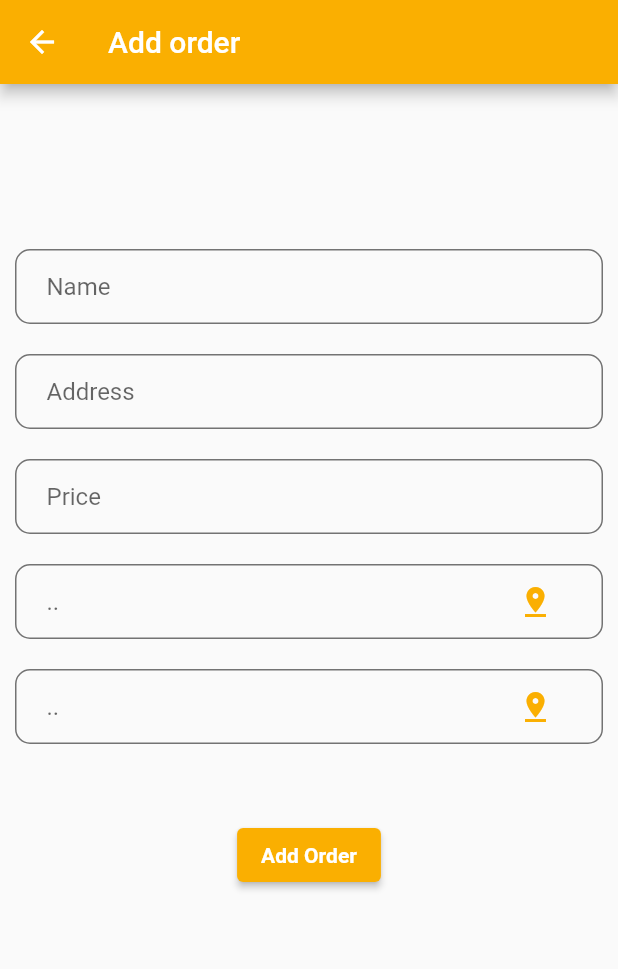
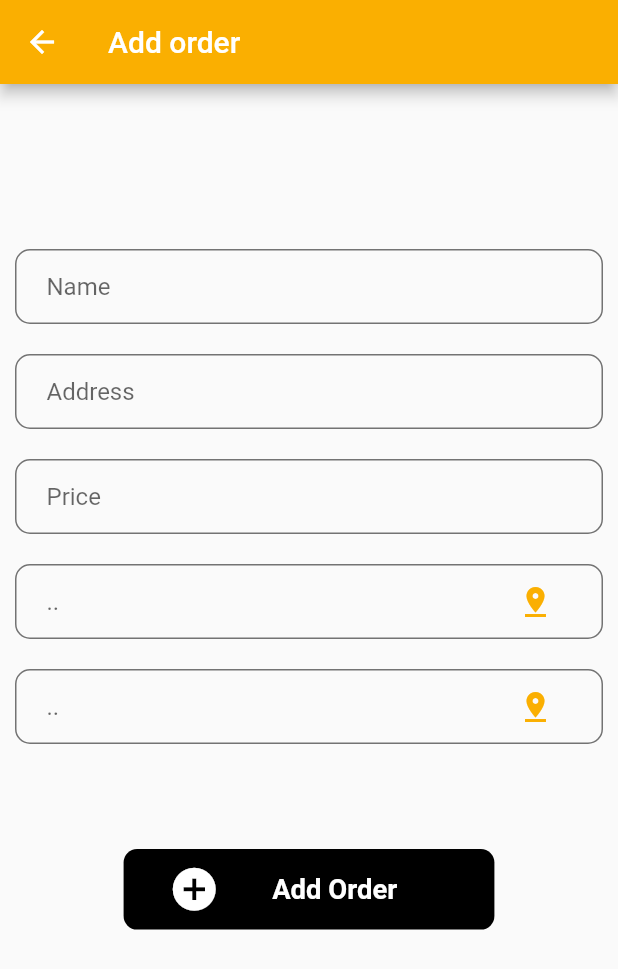
Before and after one commit to aminovicnouri/handover, a Flutter app: the AddOrderScreen screen opened by its route, on a phone screen of 412 x 824 dp. Shown: the top 969 px of the screen. Run offline on Flutter 3.47's test engine with Material 2 defaults, Android fonts, the phone set to English and light mode, and no system bars; our stand-ins replace equatable, flutter_bloc, flutter_hooks, flutter_local_notifications, flutter_rating_bar, flutter_screenutil and 8 more; missing offline and left inert: flutter_osm_plugin, geofence_service; accounts and stored records are empty.

Commit message:
UI fixes

```diff
--- a/lib/bloc/bottomSheet/bottom_sheet_bloc.dart
+++ b/lib/bloc/bottomSheet/bottom_sheet_bloc.dart
@@ -21,7 +21,6 @@ class BottomSheetBloc extends Bloc<BottomSheetEvent, BottomSheetState> {
       final running = list.where((element) =>
           element.status != OrderStatus.idle &&
           element.status != OrderStatus.submitted);
-      print("hhhhhhhhh $running");
       if (running.isEmpty) {
         emit(BottomSheetState(
             allOrders: list,
@@ -58,8 +57,8 @@ class BottomSheetBloc extends Bloc<BottomSheetEvent, BottomSheetState> {
 
     on<SubmitOrderEvent>((event, emit) async {
       Order order = event.order;
-      order.status == OrderStatus.submitted;
-      await _orderRepository.updateOrder(order);
+      order.status = OrderStatus.submitted;
+      print("hhhhhhhh ${order.status}");
       await _orderRepository.updateOrder(order);
       final orders = await _orderRepository.getOrders();
       event.clear();
--- a/lib/view/add_order_screen.dart
+++ b/lib/view/add_order_screen.dart
@@ -5,6 +5,7 @@ import 'package:flutter_osm_plugin/flutter_osm_plugin.dart';
 import 'package:go_router/go_router.dart';
 import 'package:handover/bloc/add_order/add_order_bloc.dart';
 import 'package:handover/repositories/order_repository_Impl.dart';
+import 'package:handover/view/my_button.dart';
 import 'package:handover/view/text_field.dart';
 
 import '../utils/constants.dart';
@@ -103,11 +104,9 @@ class AddOrderScreen extends HookWidget {
                           const SizedBox(
                             height: 20,
                           ),
-                          ElevatedButton(
-                              style: ElevatedButton.styleFrom(
-                                backgroundColor: primaryColor,
-                              ),
-                              onPressed: () {
+                          MyButton(
+                            text: 'Add Order',
+                            onTap: () {
                               context
                                   .read<AddOrderBloc>()
                                   .add(AddOrderToDatabaseEvent(
@@ -118,12 +117,9 @@ class AddOrderScreen extends HookWidget {
                                 delivery: delivery,
                               ));
                             },
-                              child: const Text(
-                                'Add Order',
-                                style: TextStyle(
-                                    color: Colors.white,
-                                    fontWeight: FontWeight.bold),
-                              ))
+                            icon: Icons.add_circle,
+
+                          ),
                         ],
                       ),
                     )
--- /dev/null
+++ b/lib/view/my_button.dart
@@ -0,0 +1,63 @@
+import 'package:flutter/material.dart';
+import 'package:flutter_screenutil/flutter_screenutil.dart';
+
+class MyButton extends StatelessWidget {
+  const MyButton({
+    Key? key,
+    required this.onTap,
+    this.backgroundColor,
+    this.textColor,
+    this.icon,
+    required this.text,
+    this.width,
+    this.height,
+  }) : super(key: key);
+
+  final IconData? icon;
+  final String text;
+  final Color? textColor;
+  final Color? backgroundColor;
+  final Function() onTap;
+  final double? height;
+  final double? width;
+
+  @override
+  Widget build(BuildContext context) {
+    return Container(
+      margin: EdgeInsets.only(bottom: 10.h),
+      child: GestureDetector(
+          onTap: onTap,
+          child: Container(
+            height: height??45.h,
+            width: width??MediaQuery.of(context).size.width * .6,
+            padding: const EdgeInsets.symmetric(horizontal: 30),
+            margin:  const EdgeInsets.symmetric(vertical: 20),
+            decoration: BoxDecoration(
+              borderRadius:
+              BorderRadius.circular(9),
+              color: backgroundColor??Colors.black,
+            ),
+            child: Row(
+              mainAxisAlignment: MainAxisAlignment.center,
+              children: [
+                icon == null? const SizedBox(): Icon(
+                  icon,
+                  color: textColor??Colors.white,
+                  size: 30.sp,
+                ),
+                Expanded(
+                    child: Center(
+                        child: Text(
+                          'Add Order',
+                          style: TextStyle(
+                              fontSize: 16.sp,
+                              fontWeight: FontWeight.bold,
+                              color: Colors.white
+                          ),
+                        )))
+              ],
+            ),
+          )),
+    );
+  }
+}
```
Also changed, not shown: assets/map_style.json (added, +160 -0 lines), lib/bloc/map/map_bloc.dart (+9 -4 lines), lib/main.dart (+8 -1 lines), lib/view/home_page.dart (+19 -36 lines), lib/view/map_screen.dart (+2 -9 lines), lib/view/orders_bottom_sheet.dart (+57 -31 lines), pubspec.yaml (+6 -4 lines), assets/images/luna_pic.jpeg (added), pubspec.lock, 5 other files. Lines whose indentation alone changed are shown as unchanged.
